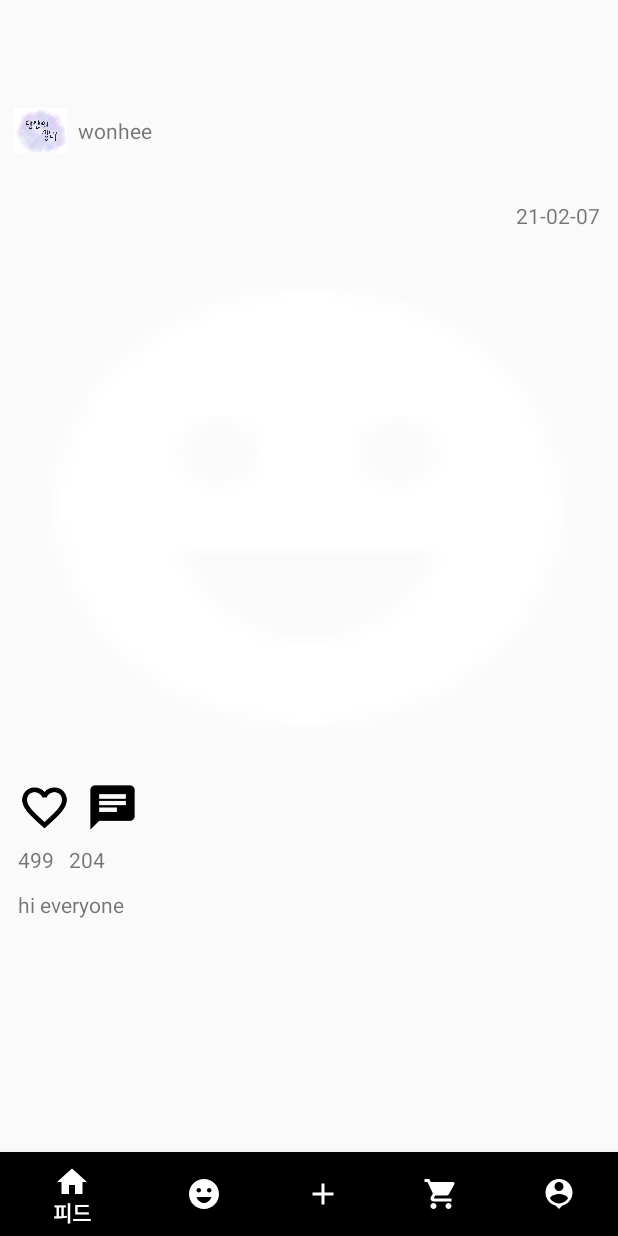
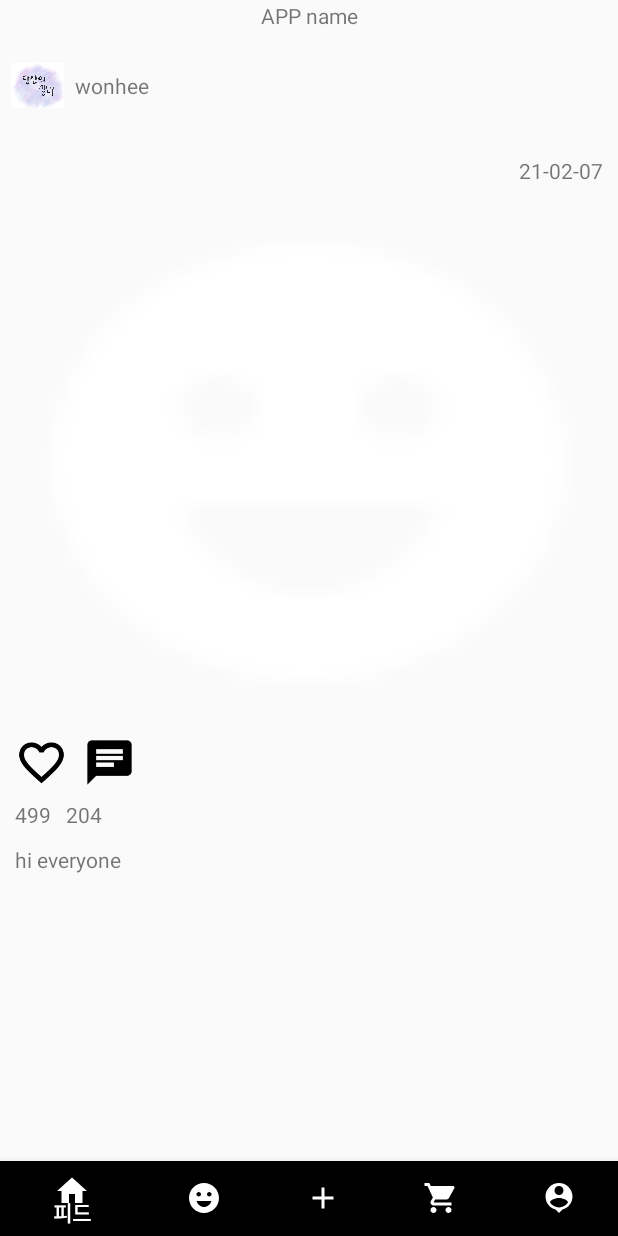
Before and after one commit to Kal-MH/songgulsongul, an Android app: the FragHomeFeed screen opened directly, with no data from a screen before it, on a phone screen of 412 x 824 dp. Run offline under Robolectric (Android 15) with nearby library versions, the phone set to English and light mode, and no system bars.

Commit message:
update home layout change shorter feedid

```diff
--- a/Android/paper/app/src/main/java/smu/capstone/paper/ComuActivity.java
+++ /dev/null
@@ -1,28 +0,0 @@
-package smu.capstone.paper;
-
-import android.os.Build;
-import android.os.Bundle;
-import android.widget.GridView;
-import android.widget.SearchView;
-
-import androidx.annotation.Nullable;
-import androidx.annotation.RequiresApi;
-import androidx.appcompat.app.AppCompatActivity;
-
-public class ComuActivity extends AppCompatActivity {
-
-    private SearchView searchView;
-    GridView gridView;
-
-    @RequiresApi(api = Build.VERSION_CODES.LOLLIPOP)
-    @Override
-    public void onCreate(@Nullable Bundle savedInstanceState) {
-        super.onCreate(savedInstanceState);
-        setContentView(R.layout.frag_home_comu);
-
-        searchView = findViewById(R.id.comu_search);
-
-
-
-    }
-}
--- a/Android/paper/app/src/main/java/smu/capstone/paper/FragHomeComu.java
+++ b/Android/paper/app/src/main/java/smu/capstone/paper/FragHomeComu.java
@@ -1,9 +1,11 @@
 package smu.capstone.paper;
 
 import android.os.Bundle;
+import android.util.Log;
 import android.view.LayoutInflater;
 import android.view.View;
 import android.view.ViewGroup;
+import android.widget.AdapterView;
 import android.widget.GridView;
 import android.widget.SearchView;
 
@@ -34,8 +36,18 @@ public class FragHomeComu extends Fragment {
         };
 
         // 어뎁터 적용
-        ComuImageAdapter adapter = new ComuImageAdapter(this.getContext(),  R.layout.comu_item ,i) ;
+        ComuImageAdapter adapter = new ComuImageAdapter(this.getContext(),  R.layout.comu_item , i ) ;
         gridView.setAdapter(adapter);
+
+        //Click Listener
+        gridView.setOnItemClickListener(new AdapterView.OnItemClickListener() {
+
+            @Override
+            public void onItemClick(AdapterView<?> arg0, View arg1, int position, long arg3) {
+                Log.d("TAG", position + "is Clicked");      // Can not getting this method.
+
+            }
+        });
 
 
 
--- a/Android/paper/app/src/main/java/smu/capstone/paper/FragHomeFeed.java
+++ b/Android/paper/app/src/main/java/smu/capstone/paper/FragHomeFeed.java
@@ -26,7 +26,7 @@ public class FragHomeFeed extends Fragment {
     public View onCreateView(@NonNull LayoutInflater inflater, @Nullable ViewGroup container, @Nullable Bundle savedInstanceState) {
         setHasOptionsMenu(true);
         ViewGroup rootView = (ViewGroup) inflater.inflate(R.layout.frag_home_feed, container, false);
-        recyclerView = rootView.findViewById(R.id.frag_home_feed_recyclerview);
+        recyclerView = rootView.findViewById(R.id.frag_home_feed_rv);
 
         LinearLayoutManager layoutManager = new LinearLayoutManager(getContext(), LinearLayoutManager.VERTICAL, false);
         recyclerView.setLayoutManager(layoutManager);
@@ -41,7 +41,7 @@ public class FragHomeFeed extends Fragment {
         adapter.insertItem(data);
 
         FeedData data1 = new FeedData("YUJIN","21-02-07",20,52,
-                "hi everyone",0,
+                "너무멋지다!~",0,
                 drawable2Bitmap(getResources().getDrawable(R.drawable.sampleimg)),
                 drawable2Bitmap(getResources().getDrawable(R.drawable.test)));
         adapter.insertItem(data1);
--- a/Android/paper/app/src/main/res/layout/activity_home.xml
+++ b/Android/paper/app/src/main/res/layout/activity_home.xml
@@ -1,16 +1,49 @@
 <?xml version="1.0" encoding="utf-8"?>
-<androidx.constraintlayout.widget.ConstraintLayout
+<LinearLayout
     xmlns:android="http://schemas.android.com/apk/res/android"
     xmlns:app="http://schemas.android.com/apk/res-auto"
     xmlns:tools="http://schemas.android.com/tools"
     android:layout_width="match_parent"
     android:layout_height="match_parent"
-    tools:context=".HomeActivity">
+    tools:context=".HomeActivity"
+    android:orientation="vertical">
+
+
+    <androidx.constraintlayout.widget.ConstraintLayout
+        android:layout_width="match_parent"
+        android:layout_height="90dp"
+
+
+        android:layout_weight="1">
+
+        <TextView
+            android:id="@+id/home_title"
+            android:layout_width="wrap_content"
+            android:layout_height="wrap_content"
+            android:text="APP name"
+            app:layout_constraintBottom_toBottomOf="parent"
+            app:layout_constraintEnd_toEndOf="parent"
+            app:layout_constraintHorizontal_bias="0.5"
+            app:layout_constraintStart_toStartOf="parent"
+            app:layout_constraintTop_toTopOf="parent" />
+    </androidx.constraintlayout.widget.ConstraintLayout>
+    <FrameLayout
+        android:id="@+id/home_frame"
+        android:layout_width="match_parent"
+        android:layout_height="match_parent"
+        app:layout_constraintBottom_toTopOf="@+id/home_tap"
+        app:layout_constraintEnd_toEndOf="parent"
+        app:layout_constraintStart_toStartOf="parent"
+        android:layout_weight="1"
+        app:layout_constraintTop_toTopOf="parent">
+
+    </FrameLayout>
 
     <com.google.android.material.bottomnavigation.BottomNavigationView
         android:id="@+id/home_tap"
         android:layout_width="match_parent"
-        android:layout_height="wrap_content"
+        android:layout_height="120dp"
+        android:layout_weight="1"
         app:itemIconTint="#ffffff"
         app:itemTextColor="#ffffff"
         app:layout_constraintBottom_toBottomOf="parent"
@@ -18,14 +51,4 @@
         tools:ignore="MissingConstraints"
         tools:layout_editor_absoluteX="201dp" />
 
-    <FrameLayout
-        android:id="@+id/home_frame"
-        android:layout_width="408dp"
-        android:layout_height="668dp"
-        app:layout_constraintBottom_toTopOf="@+id/home_tap"
-        app:layout_constraintEnd_toEndOf="parent"
-        app:layout_constraintStart_toStartOf="parent"
-        app:layout_constraintTop_toTopOf="parent">
-
-    </FrameLayout>
-</androidx.constraintlayout.widget.ConstraintLayout>
+</LinearLayout>
--- a/Android/paper/app/src/main/res/layout/frag_home_feed.xml
+++ b/Android/paper/app/src/main/res/layout/frag_home_feed.xml
@@ -6,7 +6,7 @@
     android:layout_width="match_parent"
     android:layout_height="match_parent">
     <androidx.recyclerview.widget.RecyclerView
-        android:id="@+id/frag_home_feed_recyclerview"
+        android:id="@+id/frag_home_feed_rv"
         android:layout_width="match_parent"
         android:layout_height="match_parent">
     </androidx.recyclerview.widget.RecyclerView>
```
